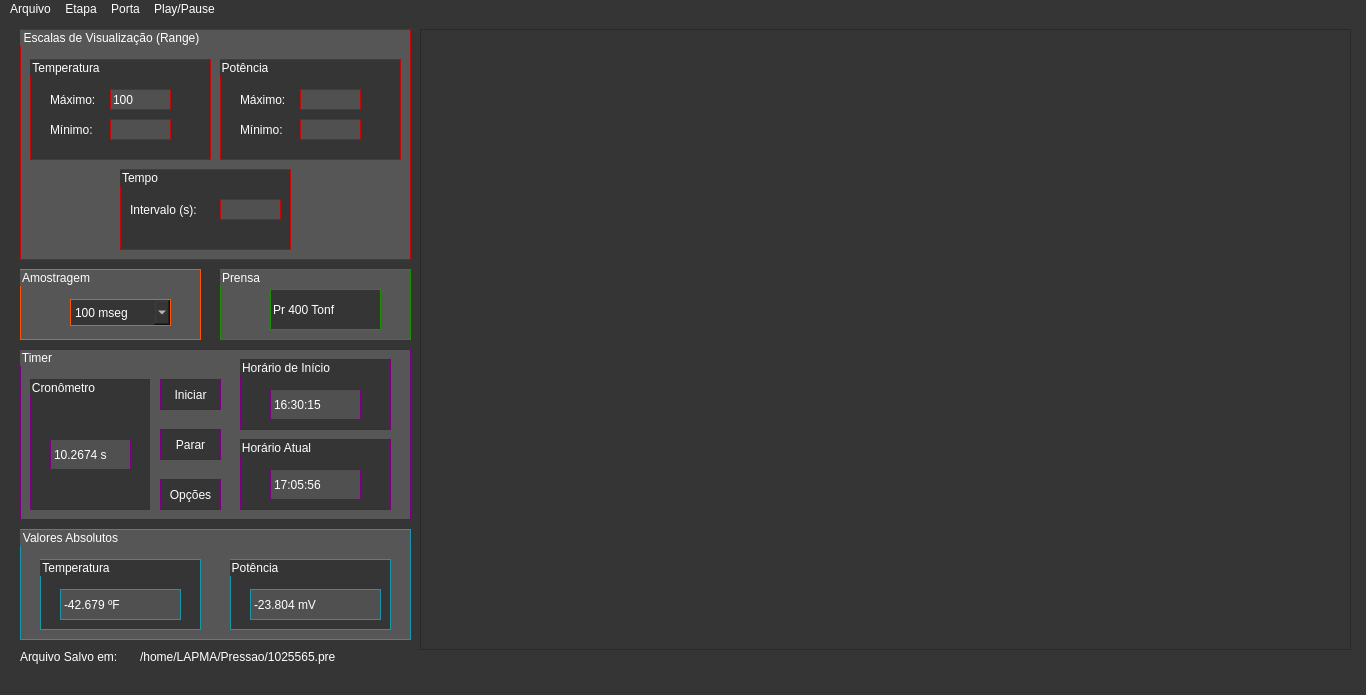
The window that Interface/Resources/CalibracaoT.ui (claudinoac/SADAPMAP) describes before a commit, drawn with Qt 5.
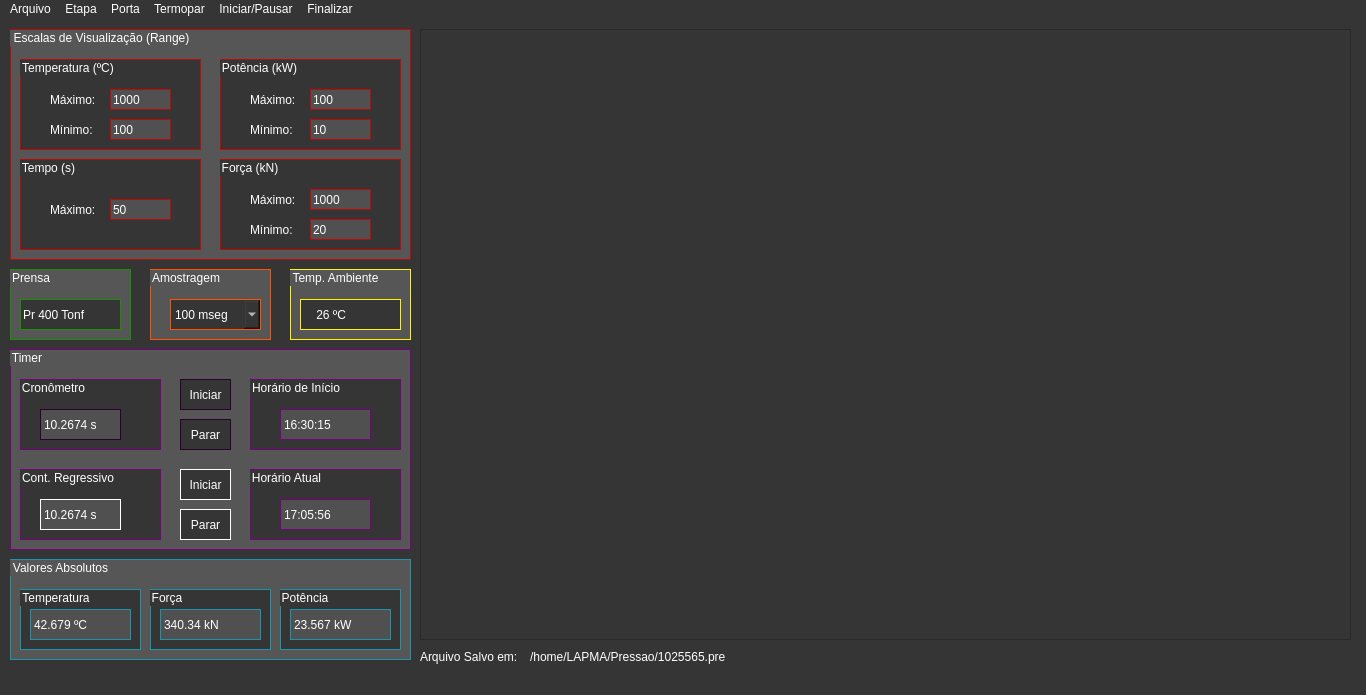
The same window after the commit.

Commit message: Construida a interface da calibração de temperatura

Patch:
```diff
--- a/Interface/Resources/CalibracaoT.ui
+++ b/Interface/Resources/CalibracaoT.ui
@@ -33,7 +33,7 @@
       <x>420</x>
       <y>10</y>
       <width>931</width>
-      <height>621</height>
+      <height>611</height>
      </rect>
     </property>
     <property name="sizePolicy">
@@ -43,12 +43,12 @@
      </sizepolicy>
     </property>
    </widget>
-   <widget class="QGroupBox" name="escalaBox">
+   <widget class="QGroupBox" name="scaleBox">
     <property name="geometry">
      <rect>
-      <x>20</x>
+      <x>10</x>
       <y>10</y>
-      <width>391</width>
+      <width>401</width>
       <height>231</height>
      </rect>
     </property>
@@ -84,19 +84,19 @@
        <x>10</x>
        <y>30</y>
        <width>181</width>
-       <height>101</height>
+       <height>91</height>
       </rect>
      </property>
      <property name="styleSheet">
       <string notr="true">background-color:rgb(53, 53, 53)</string>
      </property>
      <property name="title">
-      <string>Temperatura</string>
+      <string>Temperatura (ºC)</string>
      </property>
      <widget class="QLineEdit" name="temp_max">
       <property name="geometry">
        <rect>
-        <x>80</x>
+        <x>90</x>
         <y>30</y>
         <width>61</width>
         <height>21</height>
@@ -107,13 +107,13 @@
 color:rgb(255,255,255);</string>
       </property>
       <property name="text">
-       <string>100</string>
+       <string>1000</string>
       </property>
      </widget>
      <widget class="QLabel" name="temp_max_label">
       <property name="geometry">
        <rect>
-        <x>20</x>
+        <x>30</x>
         <y>30</y>
         <width>57</width>
         <height>21</height>
@@ -129,7 +129,7 @@
      <widget class="QLabel" name="temp_min_label">
       <property name="geometry">
        <rect>
-        <x>20</x>
+        <x>30</x>
         <y>60</y>
         <width>57</width>
         <height>21</height>
@@ -145,7 +145,7 @@
      <widget class="QLineEdit" name="temp_min">
       <property name="geometry">
        <rect>
-        <x>80</x>
+        <x>90</x>
         <y>60</y>
         <width>61</width>
         <height>21</height>
@@ -155,27 +155,30 @@
        <string notr="true">background-color: rgb(80,80,80);
 color:rgb(255,255,255);</string>
       </property>
+      <property name="text">
+       <string>100</string>
+      </property>
      </widget>
     </widget>
-    <widget class="QGroupBox" name="potenciaBox">
+    <widget class="QGroupBox" name="powerBox">
      <property name="geometry">
       <rect>
-       <x>200</x>
+       <x>210</x>
        <y>30</y>
        <width>181</width>
-       <height>101</height>
+       <height>91</height>
       </rect>
      </property>
      <property name="styleSheet">
       <string notr="true">background-color:rgb(53, 53, 53)</string>
      </property>
      <property name="title">
-      <string>Potência</string>
+      <string>Potência (kW)</string>
      </property>
-     <widget class="QLineEdit" name="pot_max">
+     <widget class="QLineEdit" name="p_max">
       <property name="geometry">
        <rect>
-        <x>80</x>
+        <x>90</x>
         <y>30</y>
         <width>61</width>
         <height>21</height>
@@ -185,11 +188,14 @@
        <string notr="true">background-color: rgb(80,80,80);
 color:rgb(255,255,255);</string>
       </property>
+      <property name="text">
+       <string>100</string>
+      </property>
      </widget>
-     <widget class="QLabel" name="pot_max_label">
+     <widget class="QLabel" name="p_max_label">
       <property name="geometry">
        <rect>
-        <x>20</x>
+        <x>30</x>
         <y>30</y>
         <width>57</width>
         <height>21</height>
@@ -202,10 +208,10 @@
        <string>Máximo:</string>
       </property>
      </widget>
-     <widget class="QLabel" name="pot_min_label">
+     <widget class="QLabel" name="p_min_label">
       <property name="geometry">
        <rect>
-        <x>20</x>
+        <x>30</x>
         <y>60</y>
         <width>57</width>
         <height>21</height>
@@ -218,10 +224,10 @@
        <string>Mínimo:</string>
       </property>
      </widget>
-     <widget class="QLineEdit" name="pot_min">
+     <widget class="QLineEdit" name="p_min">
       <property name="geometry">
        <rect>
-        <x>80</x>
+        <x>90</x>
         <y>60</y>
         <width>61</width>
         <height>21</height>
@@ -231,28 +237,31 @@
        <string notr="true">background-color: rgb(80,80,80);
 color:rgb(255,255,255);</string>
       </property>
+      <property name="text">
+       <string>10</string>
+      </property>
      </widget>
     </widget>
-    <widget class="QGroupBox" name="tempoGBox">
+    <widget class="QGroupBox" name="timeGBox">
      <property name="geometry">
       <rect>
-       <x>100</x>
-       <y>140</y>
-       <width>171</width>
-       <height>81</height>
+       <x>10</x>
+       <y>130</y>
+       <width>181</width>
+       <height>91</height>
       </rect>
      </property>
      <property name="styleSheet">
       <string notr="true">background-color:rgb(53, 53, 53)</string>
      </property>
      <property name="title">
-      <string>Tempo</string>
+      <string>Tempo (s)</string>
      </property>
      <widget class="QLineEdit" name="t_max">
       <property name="geometry">
        <rect>
-        <x>100</x>
-        <y>30</y>
+        <x>90</x>
+        <y>40</y>
         <width>61</width>
         <height>21</height>
        </rect>
@@ -261,31 +270,116 @@
        <string notr="true">background-color: rgb(80,80,80);
 color:rgb(255,255,255);</string>
       </property>
+      <property name="text">
+       <string>50</string>
+      </property>
      </widget>
      <widget class="QLabel" name="t_max_label">
       <property name="geometry">
        <rect>
-        <x>10</x>
+        <x>30</x>
+        <y>40</y>
+        <width>51</width>
+        <height>21</height>
+       </rect>
+      </property>
+      <property name="styleSheet">
+       <string notr="true">border: rgb(255,255,255)</string>
+      </property>
+      <property name="text">
+       <string>Máximo:</string>
+      </property>
+     </widget>
+    </widget>
+    <widget class="QGroupBox" name="forceBox">
+     <property name="geometry">
+      <rect>
+       <x>210</x>
+       <y>130</y>
+       <width>181</width>
+       <height>91</height>
+      </rect>
+     </property>
+     <property name="styleSheet">
+      <string notr="true">background-color:rgb(53, 53, 53)</string>
+     </property>
+     <property name="title">
+      <string>Força (kN)</string>
+     </property>
+     <widget class="QLineEdit" name="f_max">
+      <property name="geometry">
+       <rect>
+        <x>90</x>
         <y>30</y>
-        <width>81</width>
+        <width>61</width>
         <height>21</height>
        </rect>
       </property>
       <property name="styleSheet">
+       <string notr="true">background-color: rgb(80,80,80);
+color:rgb(255,255,255);</string>
+      </property>
+      <property name="text">
+       <string>1000</string>
+      </property>
+     </widget>
+     <widget class="QLabel" name="f_max_label">
+      <property name="geometry">
+       <rect>
+        <x>30</x>
+        <y>30</y>
+        <width>57</width>
+        <height>21</height>
+       </rect>
+      </property>
+      <property name="styleSheet">
        <string notr="true">border: rgb(255,255,255)</string>
       </property>
       <property name="text">
-       <string>Intervalo (s):</string>
+       <string>Máximo:</string>
+      </property>
+     </widget>
+     <widget class="QLabel" name="f_min_label">
+      <property name="geometry">
+       <rect>
+        <x>30</x>
+        <y>60</y>
+        <width>57</width>
+        <height>21</height>
+       </rect>
+      </property>
+      <property name="styleSheet">
+       <string notr="true">border: rgb(255,255,255)</string>
+      </property>
+      <property name="text">
+       <string>Mínimo:</string>
+      </property>
+     </widget>
+     <widget class="QLineEdit" name="f_min">
+      <property name="geometry">
+       <rect>
+        <x>90</x>
+        <y>60</y>
+        <width>61</width>
+        <height>21</height>
+       </rect>
+      </property>
+      <property name="styleSheet">
+       <string notr="true">background-color: rgb(80,80,80);
+color:rgb(255,255,255);</string>
+      </property>
+      <property name="text">
+       <string>20</string>
       </property>
      </widget>
     </widget>
    </widget>
-   <widget class="QGroupBox" name="amostragemBox">
+   <widget class="QGroupBox" name="samplingBox">
     <property name="geometry">
      <rect>
-      <x>20</x>
+      <x>150</x>
       <y>250</y>
-      <width>181</width>
+      <width>121</width>
       <height>71</height>
      </rect>
     </property>
@@ -297,13 +391,13 @@
     <property name="title">
      <string>Amostragem</string>
     </property>
-    <widget class="QComboBox" name="amostragemCBox">
+    <widget class="QComboBox" name="samplingCBox">
      <property name="geometry">
       <rect>
-       <x>50</x>
+       <x>20</x>
        <y>30</y>
-       <width>101</width>
-       <height>27</height>
+       <width>91</width>
+       <height>31</height>
       </rect>
      </property>
      <property name="mouseTracking">
@@ -366,10 +460,10 @@
    <widget class="QGroupBox" name="cronometroBox">
     <property name="geometry">
      <rect>
-      <x>20</x>
+      <x>10</x>
       <y>330</y>
-      <width>391</width>
-      <height>171</height>
+      <width>401</width>
+      <height>201</height>
      </rect>
     </property>
     <property name="styleSheet">
@@ -379,45 +473,30 @@
     <property name="title">
      <string>Timer</string>
     </property>
-    <widget class="QPushButton" name="timerOptionButton">
+    <widget class="QPushButton" name="startTimerButton">
      <property name="geometry">
       <rect>
-       <x>140</x>
-       <y>130</y>
-       <width>61</width>
-       <height>31</height>
-      </rect>
-     </property>
-     <property name="styleSheet">
-      <string notr="true">background-color:rgb(53, 53, 53)</string>
-     </property>
-     <property name="text">
-      <string>Opções</string>
-     </property>
-    </widget>
-    <widget class="QPushButton" name="initTimerButton">
-     <property name="geometry">
-      <rect>
-       <x>140</x>
+       <x>170</x>
        <y>30</y>
-       <width>61</width>
+       <width>51</width>
        <height>31</height>
       </rect>
      </property>
      <property name="styleSheet">
-      <string notr="true">background-color:rgb(53, 53, 53)</string>
+      <string notr="true">background-color:rgb(53, 53, 53);
+border: 1px solid rgb(44, 0, 47);</string>
      </property>
      <property name="text">
       <string>Iniciar</string>
      </property>
     </widget>
-    <widget class="QGroupBox" name="cronometroGBox">
+    <widget class="QGroupBox" name="timerGBox">
      <property name="geometry">
       <rect>
        <x>10</x>
        <y>30</y>
-       <width>120</width>
-       <height>131</height>
+       <width>141</width>
+       <height>71</height>
       </rect>
      </property>
      <property name="styleSheet">
@@ -426,11 +505,11 @@
      <property name="title">
       <string>Cronômetro</string>
      </property>
-     <widget class="QLabel" name="cronometroLabel">
+     <widget class="QLabel" name="timerLabel">
       <property name="geometry">
        <rect>
         <x>20</x>
-        <y>60</y>
+        <y>30</y>
         <width>81</width>
         <height>31</height>
        </rect>
@@ -438,18 +517,22 @@
       <property name="styleSheet">
        <string notr="true">background-color: rgb(80,80,80);
 color:rgb(255,255,255);
+border: 1px solid rgb(44, 0, 47);
 font: 75 12pt &quot;Noto Serif&quot;;</string>
       </property>
       <property name="text">
        <string>10.2674 s</string>
       </property>
      </widget>
+     <zorder>timerLabel</zorder>
+     <zorder>startTimerButton</zorder>
+     <zorder>stopTimerButton</zorder>
     </widget>
-    <widget class="QGroupBox" name="horaInicGBox">
+    <widget class="QGroupBox" name="currentTimeGBox">
      <property name="geometry">
       <rect>
-       <x>220</x>
-       <y>10</y>
+       <x>240</x>
+       <y>30</y>
        <width>151</width>
        <height>71</height>
       </rect>
@@ -460,7 +543,7 @@
      <property name="title">
       <string>Horário de Início</string>
      </property>
-     <widget class="QLabel" name="horaInicLabel">
+     <widget class="QLabel" name="currentTimeLabel">
       <property name="geometry">
        <rect>
         <x>30</x>
@@ -482,8 +565,8 @@
     <widget class="QGroupBox" name="horaAtualGBox">
      <property name="geometry">
       <rect>
-       <x>220</x>
-       <y>90</y>
+       <x>240</x>
+       <y>120</y>
        <width>151</width>
        <height>71</height>
       </rect>
@@ -516,14 +599,84 @@
     <widget class="QPushButton" name="stopTimerButton">
      <property name="geometry">
       <rect>
-       <x>140</x>
-       <y>80</y>
-       <width>61</width>
+       <x>170</x>
+       <y>70</y>
+       <width>51</width>
        <height>31</height>
+      </rect>
+     </property>
+     <property name="styleSheet">
+      <string notr="true">background-color:rgb(53, 53, 53);
+border: 1px solid rgb(44, 0, 47);</string>
+     </property>
+     <property name="text">
+      <string>Parar</string>
+     </property>
+    </widget>
+    <widget class="QGroupBox" name="regTimerGBox">
+     <property name="geometry">
+      <rect>
+       <x>10</x>
+       <y>120</y>
+       <width>141</width>
+       <height>71</height>
       </rect>
      </property>
      <property name="styleSheet">
       <string notr="true">background-color:rgb(53, 53, 53)</string>
+     </property>
+     <property name="title">
+      <string>Cont. Regressivo</string>
+     </property>
+     <widget class="QLabel" name="regTimerLabel">
+      <property name="geometry">
+       <rect>
+        <x>20</x>
+        <y>30</y>
+        <width>81</width>
+        <height>31</height>
+       </rect>
+      </property>
+      <property name="styleSheet">
+       <string notr="true">background-color: rgb(80,80,80);
+border: 1px solid rgb(255,255,255);
+color:rgb(255,255,255);
+font: 75 12pt &quot;Noto Serif&quot;;</string>
+      </property>
+      <property name="text">
+       <string>10.2674 s</string>
+      </property>
+     </widget>
+    </widget>
+    <widget class="QPushButton" name="startRegTimerButton">
+     <property name="geometry">
+      <rect>
+       <x>170</x>
+       <y>120</y>
+       <width>51</width>
+       <height>31</height>
+      </rect>
+     </property>
+     <property name="styleSheet">
+      <string notr="true">border: 1px solid rgb(255,255,255);
+background-color:rgb(53, 53, 53)</string>
+     </property>
+     <property name="text">
+      <string>Iniciar</string>
+     </property>
+    </widget>
+    <widget class="QPushButton" name="stopRegTimerButton">
+     <property name="geometry">
+      <rect>
+       <x>170</x>
+       <y>160</y>
+       <width>51</width>
+       <height>31</height>
+      </rect>
+     </property>
+     <property name="styleSheet">
+      <string notr="true">background-color:rgb(53, 53, 53);
+border: 1px solid rgb(255,255,255);</string>
      </property>
      <property name="text">
       <string>Parar</string>
@@ -533,9 +686,9 @@
    <widget class="QGroupBox" name="prensaNameGBox">
     <property name="geometry">
      <rect>
-      <x>220</x>
+      <x>10</x>
       <y>250</y>
-      <width>191</width>
+      <width>121</width>
       <height>71</height>
      </rect>
     </property>
@@ -550,14 +703,14 @@
     <widget class="QLineEdit" name="prensaName">
      <property name="geometry">
       <rect>
-       <x>50</x>
-       <y>20</y>
-       <width>111</width>
-       <height>41</height>
+       <x>10</x>
+       <y>30</y>
+       <width>101</width>
+       <height>31</height>
       </rect>
      </property>
      <property name="styleSheet">
-      <string notr="true">font: 12pt &quot;Noto Serif&quot;;
+      <string notr="true">font: 11pt &quot;Noto Serif&quot;;
 color:rgb(255,255,255);
 background-color:rgb(53, 53, 53)</string>
      </property>
@@ -566,95 +719,10 @@
      </property>
     </widget>
    </widget>
-   <widget class="QGroupBox" name="valAbsolGBox">
-    <property name="geometry">
-     <rect>
-      <x>20</x>
-      <y>510</y>
-      <width>391</width>
-      <height>111</height>
-     </rect>
-    </property>
-    <property name="styleSheet">
-     <string notr="true">background-color: rgb(86, 86, 86);
-border: 1px solid rgb(26, 149, 172)</string>
-    </property>
-    <property name="title">
-     <string>Valores Absolutos</string>
-    </property>
-    <widget class="QGroupBox" name="tempGBox">
-     <property name="geometry">
-      <rect>
-       <x>20</x>
-       <y>30</y>
-       <width>161</width>
-       <height>71</height>
-      </rect>
-     </property>
-     <property name="styleSheet">
-      <string notr="true">background-color:rgb(53, 53, 53)</string>
-     </property>
-     <property name="title">
-      <string>Temperatura</string>
-     </property>
-     <widget class="QLabel" name="tempLabel">
-      <property name="geometry">
-       <rect>
-        <x>20</x>
-        <y>30</y>
-        <width>121</width>
-        <height>31</height>
-       </rect>
-      </property>
-      <property name="styleSheet">
-       <string notr="true">background-color: rgb(80,80,80);
-color:rgb(255,255,255);
-font: 14pt &quot;Noto Serif&quot;;</string>
-      </property>
-      <property name="text">
-       <string>-42.679 ºF</string>
-      </property>
-     </widget>
-    </widget>
-    <widget class="QGroupBox" name="potGBox">
-     <property name="geometry">
-      <rect>
-       <x>210</x>
-       <y>30</y>
-       <width>161</width>
-       <height>71</height>
-      </rect>
-     </property>
-     <property name="styleSheet">
-      <string notr="true">background-color:rgb(53, 53, 53)</string>
-     </property>
-     <property name="title">
-      <string>Potência</string>
-     </property>
-     <widget class="QLabel" name="potLabel">
-      <property name="geometry">
-       <rect>
-        <x>20</x>
-        <y>30</y>
-        <width>131</width>
-        <height>31</height>
-       </rect>
-      </property>
-      <property name="styleSheet">
-       <string notr="true">background-color: rgb(80,80,80);
-color:rgb(255,255,255);
-font: 14pt &quot;Noto Serif&quot;;</string>
-      </property>
-      <property name="text">
-       <string>-23.804 mV</string>
-      </property>
-     </widget>
-    </widget>
-   </widget>
    <widget class="QLabel" name="arquivoSalvoLabel">
     <property name="geometry">
      <rect>
-      <x>20</x>
+      <x>420</x>
       <y>630</y>
       <width>111</width>
       <height>16</height>
@@ -667,7 +735,7 @@
    <widget class="QLabel" name="arqSalvoLabel">
     <property name="geometry">
      <rect>
-      <x>140</x>
+      <x>530</x>
       <y>630</y>
       <width>241</width>
       <height>16</height>
@@ -677,7 +745,173 @@
      <string>/home/LAPMA/Pressao/1025565.pre</string>
     </property>
    </widget>
+   <widget class="QGroupBox" name="ambientTempGBox">
+    <property name="geometry">
+     <rect>
+      <x>290</x>
+      <y>250</y>
+      <width>121</width>
+      <height>71</height>
+     </rect>
+    </property>
+    <property name="styleSheet">
+     <string notr="true">
+border: 1px solid rgb(255, 243, 0);
+background-color: rgb(86, 86, 86);</string>
+    </property>
+    <property name="title">
+     <string>Temp. Ambiente</string>
+    </property>
+    <widget class="QLineEdit" name="ambientTempLabel">
+     <property name="geometry">
+      <rect>
+       <x>10</x>
+       <y>30</y>
+       <width>101</width>
+       <height>31</height>
+      </rect>
+     </property>
+     <property name="styleSheet">
+      <string notr="true">font: 14pt &quot;Noto Serif&quot;;
+color:rgb(255,255,255);
+background-color:rgb(53, 53, 53)</string>
+     </property>
+     <property name="text">
+      <string>    26 ºC</string>
+     </property>
+    </widget>
+   </widget>
+   <widget class="QGroupBox" name="absolValGBox">
+    <property name="geometry">
+     <rect>
+      <x>10</x>
+      <y>540</y>
+      <width>401</width>
+      <height>101</height>
+     </rect>
+    </property>
+    <property name="styleSheet">
+     <string notr="true">background-color: rgb(86, 86, 86);
+border: 1px solid rgb(26, 149, 172)</string>
+    </property>
+    <property name="title">
+     <string>Valores Absolutos</string>
+    </property>
+    <widget class="QGroupBox" name="tempGBox">
+     <property name="geometry">
+      <rect>
+       <x>10</x>
+       <y>30</y>
+       <width>121</width>
+       <height>61</height>
+      </rect>
+     </property>
+     <property name="styleSheet">
+      <string notr="true">background-color:rgb(53, 53, 53)</string>
+     </property>
+     <property name="title">
+      <string>Temperatura</string>
+     </property>
+     <widget class="QLabel" name="tempLabel">
+      <property name="geometry">
+       <rect>
+        <x>10</x>
+        <y>20</y>
+        <width>101</width>
+        <height>31</height>
+       </rect>
+      </property>
+      <property name="styleSheet">
+       <string notr="true">background-color: rgb(80,80,80);
+color:rgb(255,255,255);
+font: 14pt &quot;Noto Serif&quot;;</string>
+      </property>
+      <property name="text">
+       <string>42.679 ºC</string>
+      </property>
+     </widget>
+    </widget>
+    <widget class="QGroupBox" name="powGBox">
+     <property name="geometry">
+      <rect>
+       <x>270</x>
+       <y>30</y>
+       <width>121</width>
+       <height>61</height>
+      </rect>
+     </property>
+     <property name="styleSheet">
+      <string notr="true">background-color:rgb(53, 53, 53)</string>
+     </property>
+     <property name="title">
+      <string>Potência</string>
+     </property>
+     <widget class="QLabel" name="powLabel">
+      <property name="geometry">
+       <rect>
+        <x>10</x>
+        <y>20</y>
+        <width>101</width>
+        <height>31</height>
+       </rect>
+      </property>
+      <property name="styleSheet">
+       <string notr="true">background-color: rgb(80,80,80);
+color:rgb(255,255,255);
+font: 14pt &quot;Noto Serif&quot;;</string>
+      </property>
+      <property name="text">
+       <string>23.567 kW</string>
+      </property>
+     </widget>
+    </widget>
+    <widget class="QGroupBox" name="forceGBox">
+     <property name="geometry">
+      <rect>
+       <x>140</x>
+       <y>30</y>
+       <width>121</width>
+       <height>61</height>
+      </rect>
+     </property>
+     <property name="styleSheet">
+      <string notr="true">background-color:rgb(53, 53, 53)</string>
+     </property>
+     <property name="title">
+      <string>Força</string>
+     </property>
+     <widget class="QLabel" name="forceLabel">
+      <property name="geometry">
+       <rect>
+        <x>10</x>
+        <y>20</y>
+        <width>101</width>
+        <height>31</height>
+       </rect>
+      </property>
+      <property name="styleSheet">
+       <string notr="true">background-color: rgb(80,80,80);
+color:rgb(255,255,255);
+font: 14pt &quot;Noto Serif&quot;;</string>
+      </property>
+      <property name="text">
+       <string>340.34 kN</string>
+      </property>
+     </widget>
+    </widget>
+   </widget>
+   <zorder>CentralGraph</zorder>
+   <zorder>scaleBox</zorder>
+   <zorder>samplingBox</zorder>
+   <zorder>cronometroBox</zorder>
+   <zorder>prensaNameGBox</zorder>
+   <zorder>arquivoSalvoLabel</zorder>
+   <zorder>arqSalvoLabel</zorder>
+   <zorder>ambientTempGBox</zorder>
+   <zorder>amostragemBox_2</zorder>
+   <zorder>absolValGBox</zorder>
   </widget>
+  <widget class="QStatusBar" name="menuStatusBar"/>
   <widget class="QMenuBar" name="menuBar">
    <property name="geometry">
     <rect>
@@ -710,15 +944,26 @@
    </widget>
    <widget class="QMenu" name="menuPlay_Pause">
     <property name="title">
-     <string>Play/Pause</string>
+     <string>Iniciar/Pausar</string>
+    </property>
+   </widget>
+   <widget class="QMenu" name="menuTermopar">
+    <property name="title">
+     <string>Termopar</string>
+    </property>
+   </widget>
+   <widget class="QMenu" name="menuFinalizar">
+    <property name="title">
+     <string>Finalizar</string>
     </property>
    </widget>
    <addaction name="menuArquivo"/>
    <addaction name="menuEtapa"/>
    <addaction name="menuPorta"/>
+   <addaction name="menuTermopar"/>
    <addaction name="menuPlay_Pause"/>
+   <addaction name="menuFinalizar"/>
   </widget>
-  <widget class="QStatusBar" name="menuStatusBar"/>
   <action name="alternaCalibraP">
    <property name="text">
     <string>Calibração P</string>
```
The commit also changes 2 other files.
